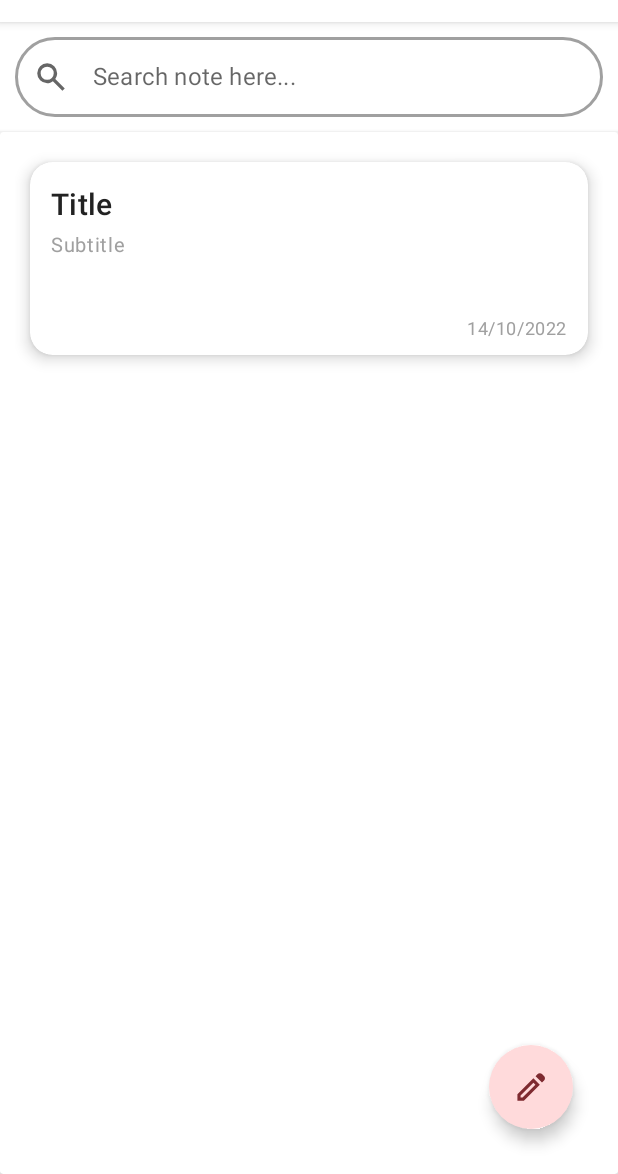
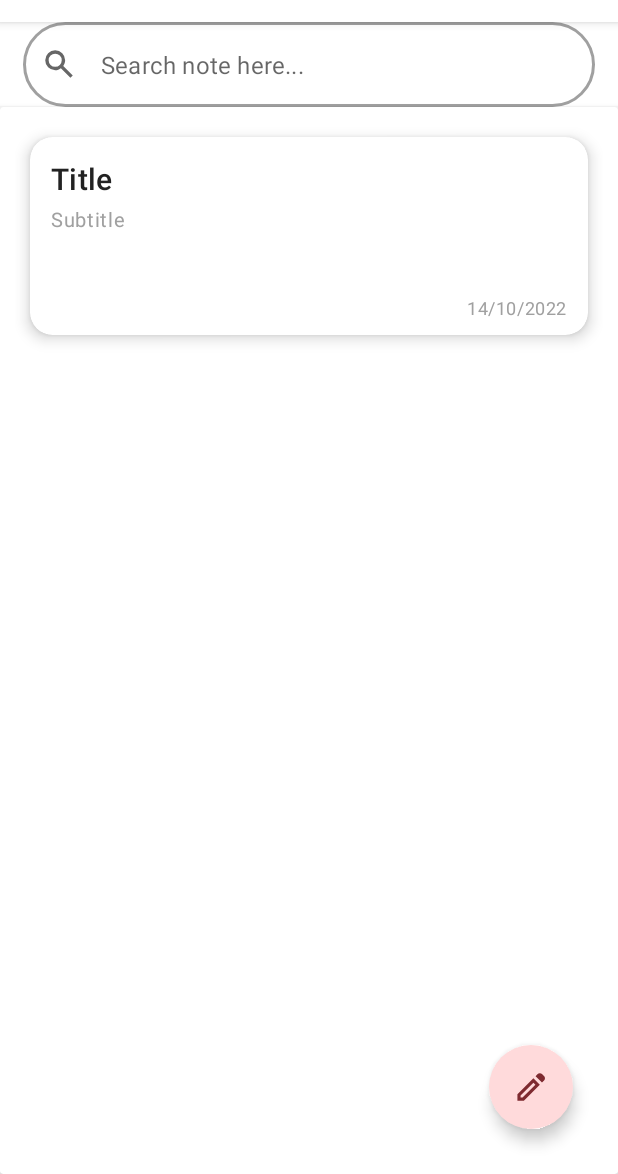
Before and after one commit to tragiangphan/Notie, an Android app: the layout activity_main.xml on its own in the app's theme, with its tools: preview values and no code run, on a phone screen of 412 x 824 dp, the part 62-1236 px from its top. Run offline under Robolectric (Android 15) with nearby library versions, the phone set to English and light mode, and no system bars.

Commit message:
clean code

```diff
--- a/app/src/main/java/com/example/notesapp/Constants.java
+++ b/app/src/main/java/com/example/notesapp/Constants.java
@@ -10,7 +10,4 @@ public interface Constants {
             imageURL = "imageURL";
 
     String username = "username";
-
-    String naviItem = "naviItem";
-
 }
--- a/app/src/main/java/com/example/notesapp/MainActivity.java
+++ b/app/src/main/java/com/example/notesapp/MainActivity.java
@@ -1,6 +1,5 @@
 package com.example.notesapp;
 
-import android.content.Context;
 import android.content.Intent;
 import android.net.Uri;
 import android.os.Bundle;
--- a/app/src/main/java/com/example/notesapp/NoteClickListener.java
+++ b/app/src/main/java/com/example/notesapp/NoteClickListener.java
@@ -2,5 +2,4 @@ package com.example.notesapp;
 
 public interface NoteClickListener {
     void onClickItem(NoteModel noteModel);
-//    void onLongClickItem(NoteModel noteModel);
 }
--- a/app/src/main/java/com/example/notesapp/SignupLoginActivity.java
+++ b/app/src/main/java/com/example/notesapp/SignupLoginActivity.java
@@ -34,6 +34,17 @@ public class SignupLoginActivity extends AppCompatActivity {
         setUpDatabse();
         setControl();
         setEvent();
+    }
+
+    private void setUpDatabse() {
+        userDatabase = FirebaseDatabase.getInstance().getReference("users");
+    }
+
+    private void setControl() {
+        usernameEditText = findViewById(R.id.username);
+        passwordEditText = findViewById(R.id.password);
+        loginButton = findViewById(R.id.btnLogin);
+        loadingProgressBar = findViewById(R.id.loading);
     }
 
     private void setEvent() {
@@ -81,17 +92,6 @@ public class SignupLoginActivity extends AppCompatActivity {
         });
     }
 
-    private void setUpDatabse() {
-        userDatabase = FirebaseDatabase.getInstance().getReference("users");
-    }
-
-    private void setControl() {
-        usernameEditText = findViewById(R.id.username);
-        passwordEditText = findViewById(R.id.password);
-        loginButton = findViewById(R.id.btnLogin);
-        loadingProgressBar = findViewById(R.id.loading);
-    }
-
     private void ProcessLogin(String username, String password) {
         userDatabase.child(username).addValueEventListener(new ValueEventListener() {
             @Override
--- a/app/src/main/java/com/example/notesapp/ViewNoteActivity.java
+++ b/app/src/main/java/com/example/notesapp/ViewNoteActivity.java
@@ -4,7 +4,6 @@ import android.Manifest;
 import android.annotation.SuppressLint;
 import android.content.ContentResolver;
 import android.content.ContentValues;
-import android.content.DialogInterface;
 import android.content.Intent;
 import android.content.pm.PackageManager;
 import android.graphics.Paint;
@@ -44,6 +43,7 @@ import java.util.Date;
 import java.util.Objects;
 
 public class ViewNoteActivity extends AppCompatActivity {
+    MaterialToolbar materialToolbar;
     String id, noteTitle, noteSubTitle, noteContent, createTime, noteImages;
     TextView txtCreateTime;
     FloatingActionButton fabSave;
@@ -53,7 +53,6 @@ public class ViewNoteActivity extends AppCompatActivity {
     Uri imageUri;
     private static final int PERMISSION_CODE = 123;
     private static final int CAPTURE_CODE = 1001;
-    MaterialToolbar materialToolbar;
     AlertDialog alertDelete;
 
     // Upload img
@@ -154,7 +153,6 @@ public class ViewNoteActivity extends AppCompatActivity {
         toolBigger.setOnClickListener(new View.OnClickListener() {
             @Override
             public void onClick(View view) {
-                toolBigger.setBackgroundColor(getColor(R.color.OnSecondary));
                 float textSize = txtNoteContent.getTextSize();
                 txtNoteContent.setTextSize(0, txtNoteContent.getTextSize() + 2.0f);
 //                Toast.makeText(CreateNoteActivity.this, "Size is clicked", Toast.LENGTH_SHORT).show();
--- a/app/src/main/res/layout/activity_main.xml
+++ b/app/src/main/res/layout/activity_main.xml
@@ -41,25 +41,22 @@
                     android:id="@+id/inputSearch"
                     style="@style/Widget.MaterialComponents.TextInputLayout.OutlinedBox"
                     android:layout_width="match_parent"
+                    android:layout_marginStart="15dp"
+                    android:layout_marginEnd="15dp"
                     android:layout_height="wrap_content"
-                    android:layout_margin="10dp"
-                    android:elevation="10dp"
                     app:boxCornerRadiusBottomEnd="30dp"
                     app:boxCornerRadiusBottomStart="30dp"
                     app:boxCornerRadiusTopEnd="30dp"
                     app:boxCornerRadiusTopStart="30dp"
                     app:boxStrokeColor="@color/grey"
                     app:hintEnabled="false"
-                    app:startIconDrawable="@drawable/ic_search_24px">
+                    app:startIconDrawable="@drawable/ic_search_24px"
+                    android:background="@color/white">
 
                     <com.google.android.material.textfield.TextInputEditText
                         android:layout_width="match_parent"
                         android:layout_height="match_parent"
-                        android:hint="Search note here..."
-                        android:imeOptions="actionDone"
-                        android:importantForAutofill="no"
-                        android:includeFontPadding="false"
-                        android:focusableInTouchMode="true" />
+                        android:hint="Search note here..." />
                 </com.google.android.material.textfield.TextInputLayout>
 
                 <androidx.cardview.widget.CardView
--- a/app/src/main/res/layout/note_row.xml
+++ b/app/src/main/res/layout/note_row.xml
@@ -81,7 +81,8 @@
                     android:textColor="?android:attr/textColorSecondary"
                     android:textSize="15sp"
                     android:maxLines="4"
-                    android:ellipsize="end"/>
+                    android:ellipsize="end"
+                    style="@style/TextAppearance.MaterialComponents.Body1"/>
 
                 <RelativeLayout
                     android:layout_width="match_parent"
```
